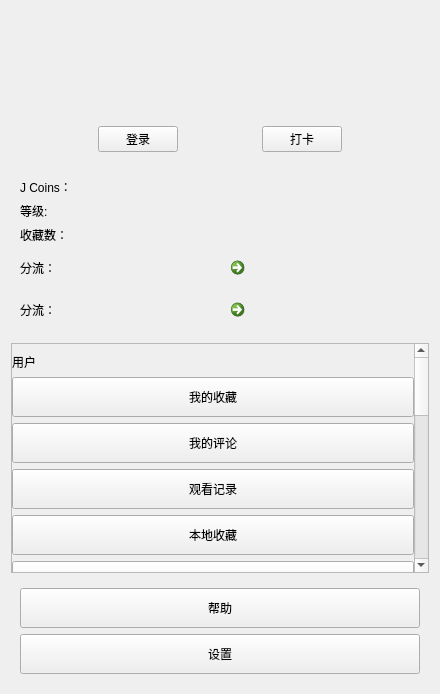
Above: ui/component/ui_navigation.ui from tonquer/JMComic-qt before the change. Below: the same form after it.
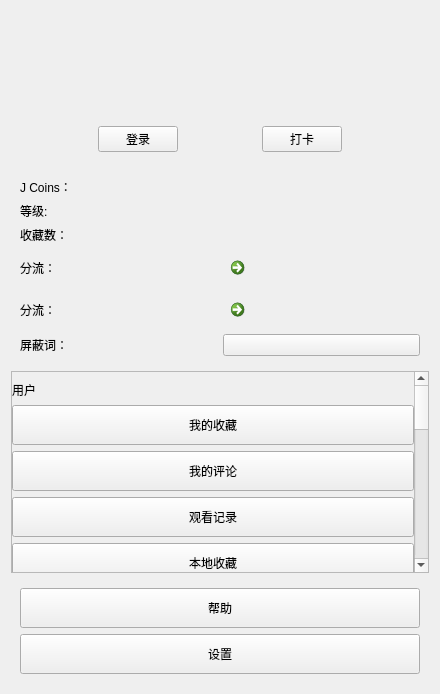
That is the form after the change. Icons and pictures are not drawn. Custom widgets are drawn as their Qt base class.

What changed in the file:
```diff
--- a/ui/component/ui_navigation.ui
+++ b/ui/component/ui_navigation.ui
@@ -197,6 +197,24 @@
         </item>
        </layout>
       </item>
+      <item>
+       <layout class="QHBoxLayout" name="horizontalLayout_9">
+        <item>
+         <widget class="QLabel" name="label_9">
+          <property name="text">
+           <string>屏蔽词：</string>
+          </property>
+         </widget>
+        </item>
+        <item>
+         <widget class="QPushButton" name="hideButton">
+          <property name="text">
+           <string/>
+          </property>
+         </widget>
+        </item>
+       </layout>
+      </item>
      </layout>
     </widget>
    </item>
@@ -1027,17 +1045,17 @@
   </layout>
  </widget>
  <customwidgets>
+  <customwidget>
+   <class>HeadLabel</class>
+   <extends>QLabel</extends>
+   <header location="global">component.label.head_label.h</header>
+  </customwidget>
   <customwidget>
    <class>SmoothScrollArea</class>
    <extends>QScrollArea</extends>
    <header location="global">component.scroll_area.smooth_scroll_area.h</header>
    <container>1</container>
   </customwidget>
-  <customwidget>
-   <class>HeadLabel</class>
-   <extends>QLabel</extends>
-   <header location="global">component.label.head_label.h</header>
-  </customwidget>
  </customwidgets>
  <resources/>
  <connections/>
```
